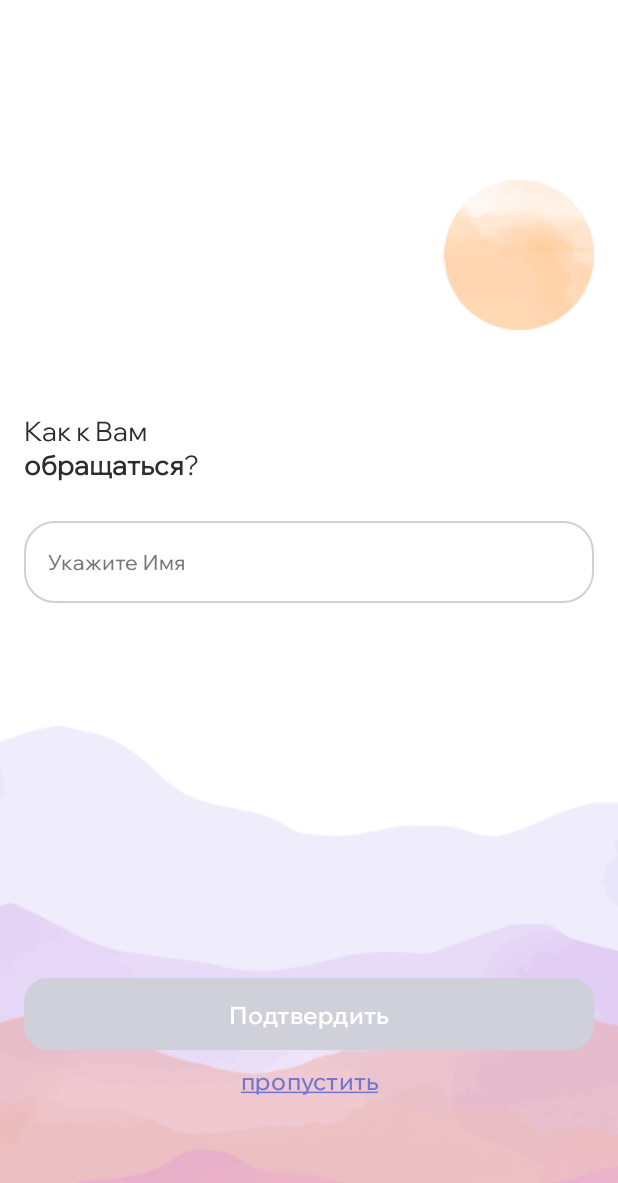
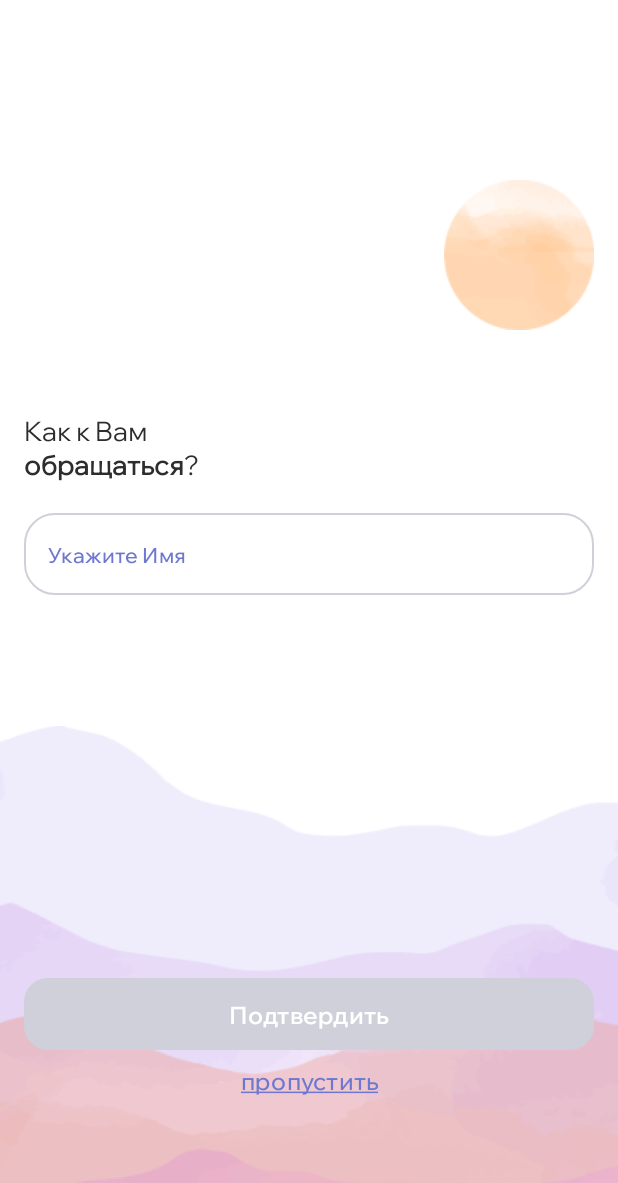
Before and after one commit to Pineapple-Practice-Mira/Android-App, an Android app: the screen it shows after launch (GreetingActivity), on a phone screen of 412 x 824 dp. Shown: the top 1183 px of the screen. Run offline under Robolectric (Android 15) with nearby library versions, the light colour scheme and no system bars; our stand-ins replace Dagger/Hilt's generated code.

Commit message:
- Багфиксы

```diff
--- a/app/src/main/java/site/pnpl/mira/ui/greeting/fragments/InterNameFragment.kt
+++ b/app/src/main/java/site/pnpl/mira/ui/greeting/fragments/InterNameFragment.kt
@@ -8,12 +8,14 @@ import androidx.fragment.app.Fragment
 import android.view.LayoutInflater
 import android.view.View
 import android.view.ViewGroup
+import android.widget.Toast
 import androidx.core.widget.doAfterTextChanged
 import site.pnpl.mira.App
 import site.pnpl.mira.R
 import site.pnpl.mira.data.SettingsProvider
 import site.pnpl.mira.databinding.FragmentInterNameBinding
 import site.pnpl.mira.ui.greeting.GreetingActivity
+import site.pnpl.mira.utils.InputLettersFilter
 import javax.inject.Inject
 
 class InterNameFragment : Fragment() {
@@ -40,15 +42,23 @@ class InterNameFragment : Fragment() {
 
         var name = settingsProvider.getName()
         with(binding) {
-            inputName.text = SpannableStringBuilder(name)
+            inputName.apply {
+                text = SpannableStringBuilder(name)
+                filters = arrayOf(InputLettersFilter())
+            }
+
             confirm.isEnabled = name.isNotEmpty()
 
             inputName.doAfterTextChanged { editable ->
                 name = editable.toString()
-                binding.confirm.isEnabled = name.isNotEmpty()
+                confirm.isEnabled = name.isNotEmpty()
             }
 
             confirm.setOnClickListener {
+                if (name.length < 2) {
+                    Toast.makeText(requireContext(), resources.getString(R.string.error_length_name), Toast.LENGTH_SHORT).show()
+                    return@setOnClickListener
+                }
                 settingsProvider.saveName(name)
                 navigateToNextFragment()
             }
--- /dev/null
+++ b/app/src/main/java/site/pnpl/mira/utils/InputLettersFilter.kt
@@ -0,0 +1,25 @@
+package site.pnpl.mira.utils
+
+import android.text.InputFilter
+import android.text.Spanned
+
+class InputLettersFilter: InputFilter {
+    override fun filter(
+        cs: CharSequence,
+        start: Int,
+        end: Int,
+        spanned: Spanned?,
+        dStart: Int,
+        dEnd: Int
+    ): CharSequence? {
+        var filtered = ""
+        for (i in start until end) {
+            val character = cs[i]
+            //Если нужно будет добавить пробел: Character.isWhitespace(character)
+            if ( Character.isLetter(character)) {
+                filtered += character
+            }
+        }
+        return filtered
+    }
+}
--- a/app/src/main/res/layout/fragment_element.xml
+++ b/app/src/main/res/layout/fragment_element.xml
@@ -35,7 +35,7 @@
         android:layout_height="wrap_content"
         tools:text="@tools:sample/lorem/random"
         android:layout_marginTop="20dp"
-        style="@style/Body14Primary"
+        style="@style/Body14Dark"
         android:textAlignment="center"
         app:layout_constraintVertical_bias="0"
         app:layout_constrainedWidth="true"
--- a/app/src/main/res/layout/fragment_greeting.xml
+++ b/app/src/main/res/layout/fragment_greeting.xml
@@ -30,7 +30,7 @@
 
     <TextView
         android:id="@+id/wantAcquainted"
-        style="@style/Body14Primary"
+        style="@style/Body14Dark"
         android:layout_width="wrap_content"
         android:layout_height="wrap_content"
         android:textAlignment="center"
--- a/app/src/main/res/layout/fragment_inter_name.xml
+++ b/app/src/main/res/layout/fragment_inter_name.xml
@@ -76,8 +76,9 @@
         style="@style/Widget.MaterialComponents.TextInputLayout.OutlinedBox"
         android:layout_width="0dp"
         android:layout_height="wrap_content"
-        android:hint="@string/enter_name"
         app:boxStrokeWidth="0dp"
+        android:textColorHint="@null"
+        app:hintEnabled="false"
         app:hintTextColor="@android:color/transparent"
         android:layout_marginTop="342dp"
         app:layout_constraintEnd_toEndOf="@id/end"
@@ -86,14 +87,16 @@
 
         <com.google.android.material.textfield.TextInputEditText
             android:id="@+id/inputName"
-            style="@style/Body14Primary"
+            style="@style/Body14Dark"
             android:layout_width="match_parent"
             android:layout_height="wrap_content"
             android:background="@drawable/frame_input_field"
+            android:maxLength="30"
+            android:hint="@string/enter_name"
+            android:inputType="text"
+            android:textColorHint="@color/primary"
             android:imeOptions="actionDone"
-            android:inputType="text"
             android:textAlignment="textStart"
-            android:textColorHint="@color/primary"
             android:textCursorDrawable="@null" />
 
     </com.google.android.material.textfield.TextInputLayout>
--- a/app/src/main/res/values/strings.xml
+++ b/app/src/main/res/values/strings.xml
@@ -38,4 +38,6 @@
     <string name="wantAcquainted">Хочешь ли ты познакомиться и узнать,\nкак работает приложение?\n\n К этой части можно вернуться в любой\n момент из раздела “Упражнения”.</string>
     <string name="welcome">Добро пожаловать</string>
     <string name="to_greeting">Познакомиться</string>
+    <string name="input_name_filter">abcdefghijklmnopqrstuvwxyzABCDEFGHIJKLMNOPQRSTUVWXYZабвгдеёжзийклмнопрстуфхцчшщъыьэюяАБВГДЕЁЖЗИЙКЛМНОПРСТУФХЦЧШЩЪЫЬЭЮЯ</string>
+    <string name="error_length_name">Длинна имени должна быть от 2 до 30 букв</string>
 </resources>
--- a/app/src/main/res/values/themes.xml
+++ b/app/src/main/res/values/themes.xml
@@ -45,6 +45,11 @@
         <item name="android:textSize">14sp</item>
     </style>
 
+    <style name="Body14Dark" parent="WixMadeforDisplayMedium">
+        <item name="android:textColor">@color/dark</item>
+        <item name="android:textSize">14sp</item>
+    </style>
+
     <style name="Notion12" parent="WixMadeforDisplayBold">
         <item name="android:textColor">@color/dark</item>
         <item name="android:textSize">12sp</item>
```
